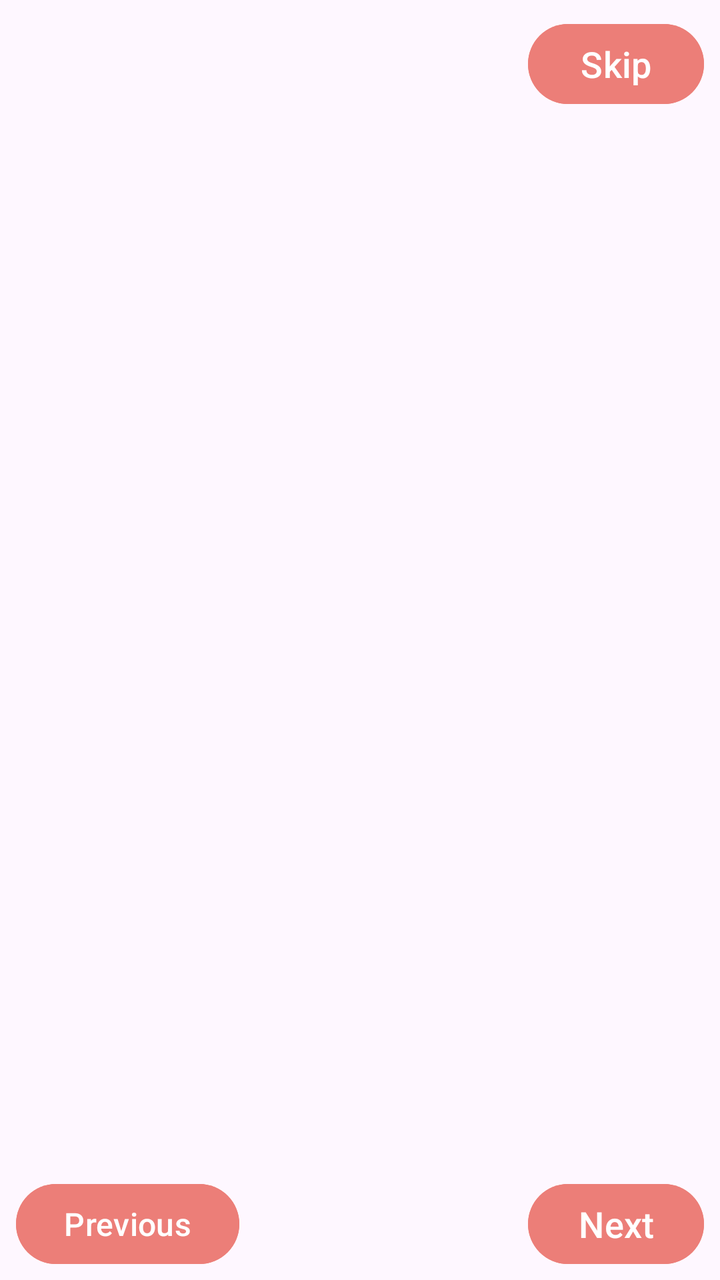
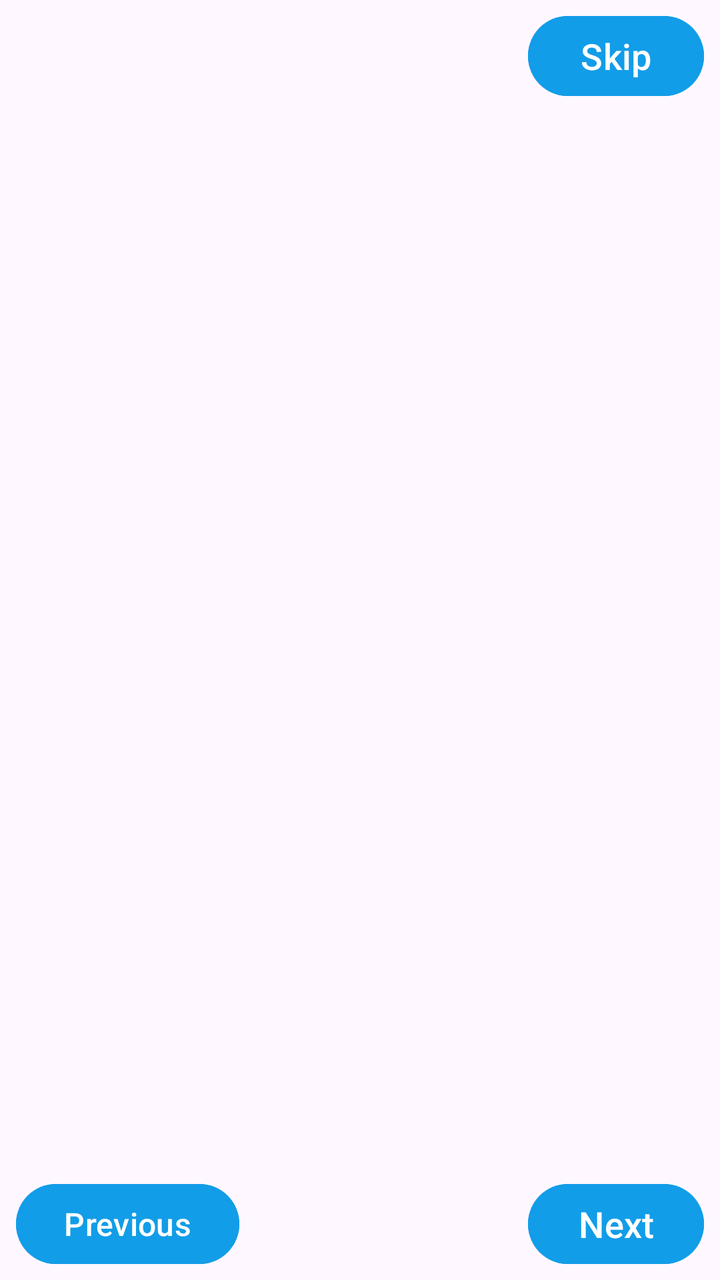

An Android layout rendered at two revisions. The XML below is the earlier revision; the diff shows what the commit changed to produce the second picture.
<!-- AndroidManifest.xml: application theme Theme.MSApplication -->
<!-- res/layout/activity_on_boarding.xml -->
<?xml version="1.0" encoding="utf-8"?>
<RelativeLayout
    xmlns:android="http://schemas.android.com/apk/res/android"
    xmlns:app="http://schemas.android.com/apk/res-auto"
    xmlns:tools="http://schemas.android.com/tools"
    android:layout_width="match_parent"
    android:layout_height="match_parent"
    android:paddingHorizontal="8dp"
    tools:context=".OnBoardingActivity">

    <androidx.viewpager2.widget.ViewPager2
        android:id="@+id/onboardingViewPager2"
        android:layout_width="match_parent"
        android:layout_height="match_parent"/>

    <com.google.android.material.tabs.TabLayout
        android:id="@+id/tabLayout"
        android:layout_width="wrap_content"
        android:layout_height="wrap_content"
        android:layout_alignParentBottom="true"
        android:layout_centerHorizontal="true"
        android:background="@android:color/transparent"
        app:tabGravity="center"
        app:tabIndicatorHeight="0dp"
        app:tabRippleColor="@null"
        app:tabBackground="@drawable/tab_selector"/>

    <Button
        android:id="@+id/skip_btn"
        android:layout_width="wrap_content"
        android:layout_height="wrap_content"
        android:layout_alignParentTop="true"
        android:layout_alignParentEnd="true"
        android:textSize="18sp"
        android:text="Skip"
        android:layout_marginTop="8dp"
        android:backgroundTint="@color/PrimaryColor"/>

    <Button
        android:id="@+id/previous_btn"
        android:layout_width="wrap_content"
        android:layout_height="wrap_content"
        android:layout_alignParentStart="true"
        android:layout_alignParentBottom="true"
        android:textSize="16sp"
        android:text="Previous"
        android:layout_marginBottom="4dp"
        android:backgroundTint="@color/PrimaryColor"/>

    <Button
        android:id="@+id/next_btn"
        android:layout_width="wrap_content"
        android:layout_height="wrap_content"
        android:layout_alignParentBottom="true"
        android:layout_alignParentEnd="true"
        android:textSize="18sp"
        android:text="Next"
        android:layout_marginBottom="4dp"
        android:backgroundTint="@color/PrimaryColor"/>

</RelativeLayout>
<!-- resources referenced by this layout -->
<resources>
  <color name="PrimaryColor">#EC7E78</color>
  <!-- drawable tab_selector (drawable) -->
  <?xml version="1.0" encoding="utf-8"?>
  <selector xmlns:android="http://schemas.android.com/apk/res/android">
  
      <item android:state_selected="true">
          <shape android:shape="ring"
              android:innerRadius="0dp"
              android:thickness="5dp"
              android:useLevel="false">
              <solid android:color="@color/PrimaryColor"/>
              <stroke android:width="1dp" android:color="@color/black"/>
          </shape>
      </item>
  
      <item android:state_selected="false">
          <shape android:shape="ring"
              android:innerRadius="0dp"
              android:thickness="5dp"
              android:useLevel="false">
              <solid android:color="@color/white"/>
              <stroke android:width="1dp" android:color="@color/black"/>
          </shape>
      </item>
  
  </selector>
  <style name="Theme.MSApplication" parent="Base.Theme.MSApplication" />
  <color name="black">#FF000000</color>
  <color name="white">#FFFFFFFF</color>
  <style name="Base.Theme.MSApplication" parent="Theme.Material3.DayNight.NoActionBar">
          
          
          <item name="colorPrimary">@color/Cinnabar</item>
          <item name="colorPrimaryVariant">@color/Jaffa</item>
          <item name="android:statusBarColor">@color/PrimaryColor</item>
      </style>
  <color name="Cinnabar">#E9442A</color>
  <color name="Jaffa">#F16E49</color>
</resources>

<!-- the commit's change to res/layout/activity_on_boarding.xml (unified diff, before → after) -->
@@ -33,7 +33,7 @@
         android:layout_alignParentEnd="true"
         android:textSize="18sp"
         android:text="Skip"
-        android:layout_marginTop="8dp"
+        android:layout_marginTop="4dp"
         android:backgroundTint="@color/PrimaryColor"/>
 
     <Button
<!-- resource entries referenced after the edit -->
@@ -1,6 +1,6 @@
 <!-- resources referenced by this layout -->
 <resources>
-  <color name="PrimaryColor">#EC7E78</color>
+  <color name="PrimaryColor">#129DE8</color>
   <!-- drawable tab_selector (drawable) -->
   <?xml version="1.0" encoding="utf-8"?>
   <selector xmlns:android="http://schemas.android.com/apk/res/android">
@@ -36,7 +36,7 @@
           <item name="colorPrimaryVariant">@color/Jaffa</item>
           <item name="android:statusBarColor">@color/PrimaryColor</item>
       </style>
-  <color name="Cinnabar">#E9442A</color>
-  <color name="Jaffa">#F16E49</color>
+  <color name="Cinnabar">#129DE8</color>
+  <color name="Jaffa">#129DE8</color>
 </resources>
 
